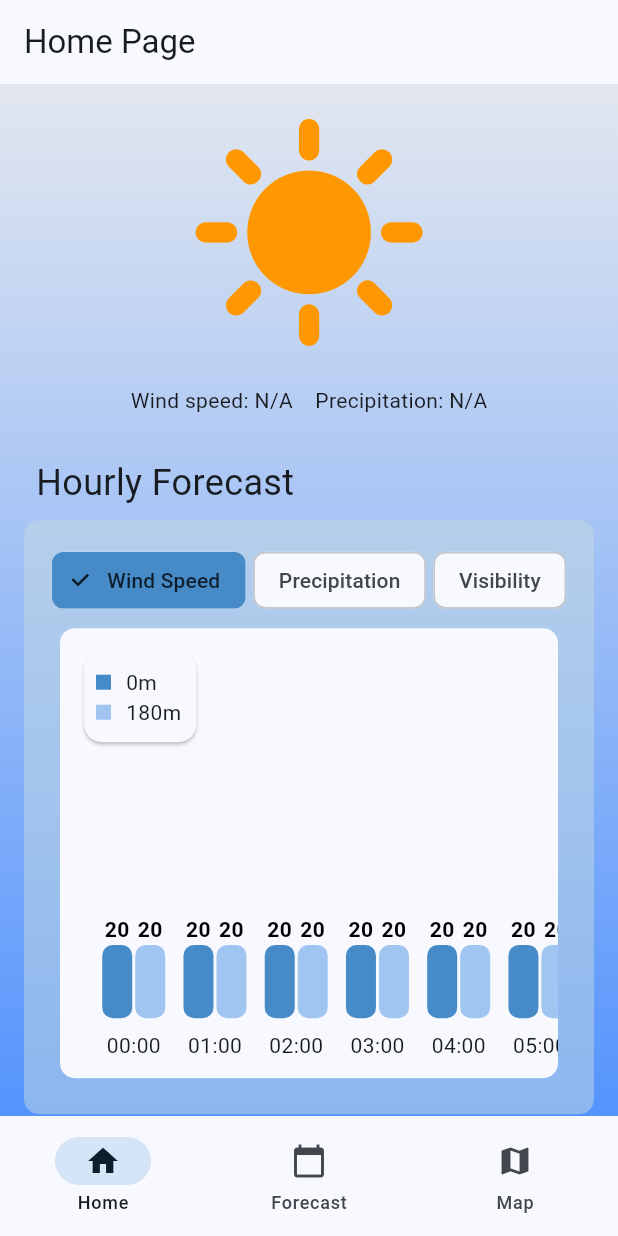
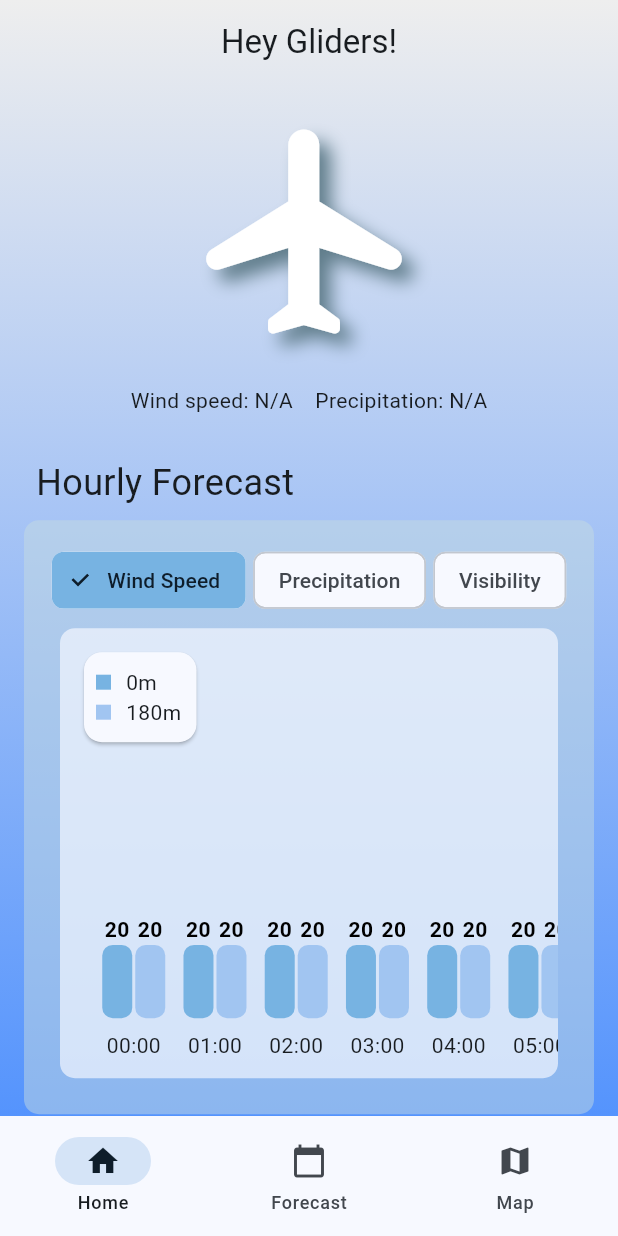
Before and after one commit to PunnyBunny/AeroWeatherProMax, a Flutter app: the screen it shows after launch, on a phone screen of 412 x 824 dp. Run offline on Flutter 3.47's test engine with Material 3 defaults, Android fonts, the phone set to English and light mode, and no system bars; drawn by our look-alikes of fl_chart; our stand-ins replace equatable.

Commit message:
Changed sun to glider, and made app bar nicer on home page

```diff
--- a/lib/pages/home_page.dart
+++ b/lib/pages/home_page.dart
@@ -1,6 +1,6 @@
 import 'package:aero_weather_pro_max/widgets/box_view.dart';
 import 'package:flutter/material.dart';
-
+import 'dart:math' as math;
 
 class HomePage extends StatefulWidget {
   const HomePage({super.key});
@@ -9,12 +9,24 @@ class HomePage extends StatefulWidget {
   State<HomePage> createState() => _HomePage();
 }
 
-class _HomePage extends State<HomePage> {
+class _HomePage extends State<HomePage> with TickerProviderStateMixin {
+  late final AnimationController _controller = AnimationController(
+    duration: const Duration(seconds: 2),
+    vsync: this,
+  )..repeat(reverse: false);
+
   @override
   Widget build(BuildContext context) {
+    const double smallLogo = 100;
+    const double bigLogo = 200;
+    final Size biggest = MediaQuery.of(context).size;
     return Scaffold(
       appBar: AppBar(
-        title: const Text('Home Page'),
+        title: const Align(
+          alignment: Alignment.center,
+          child: Text('Hey Gliders!'),
+        ),
+        backgroundColor: Colors.transparent,
       ),
       backgroundColor: Colors.transparent,
       body: Center(
@@ -24,10 +36,31 @@ class _HomePage extends State<HomePage> {
           children: [
             Center(
               // big icon for the weather
-              child: Icon(
-                Icons.sunny,
-                color: Colors.orange,
-                size: MediaQuery.of(context).size.height / 5,
+              child: Stack(
+                children: [
+                  /*Icon(
+                    Icons.sunny,
+                    color: Colors.orange,
+                    size: MediaQuery.of(context).size.height / 5,
+                  ),*/
+                  Positioned(
+                    child: Transform.rotate(
+                      angle: 0,
+                      child: Icon(
+                        Icons.flight_rounded,
+                        shadows: const [
+                          Shadow(
+                            blurRadius: 15.0,
+                            offset: Offset(8, 8),
+                            color: Colors.blueGrey,
+                          ),
+                        ],
+                        color: Colors.white,
+                        size: MediaQuery.of(context).size.height / 5,
+                      ),
+                    ),
+                  ),
+                ],
               ),
             ),
             const Center(
--- a/lib/themes/theme.dart
+++ b/lib/themes/theme.dart
@@ -8,7 +8,7 @@ class MaterialTheme {
   static MaterialScheme lightScheme() {
     return const MaterialScheme(
       brightness: Brightness.light,
-      primary: Color(0xff468bc7),
+      primary: Color(0xff77b3e2),
       surfaceTint: Color(0xff31628d),
       onPrimary: Color(0xffffffff),
       primaryContainer: Color(0xffcfe5ff),
@@ -25,7 +25,7 @@ class MaterialTheme {
       onError: Color(0xffffffff),
       errorContainer: Color(0xffffdad6),
       onErrorContainer: Color(0xff410002),
-      background: Color(0xfff7f9ff),
+      background: Color(0xaaf7f9ff),
       onBackground: Color(0xff181c20),
       surface: Color(0xfff7f9ff),
       onSurface: Color(0xff181c20),
```
